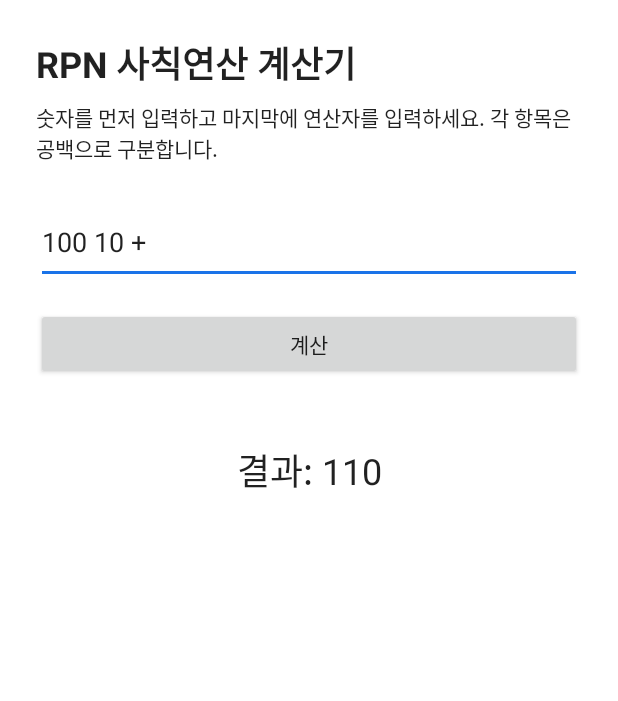
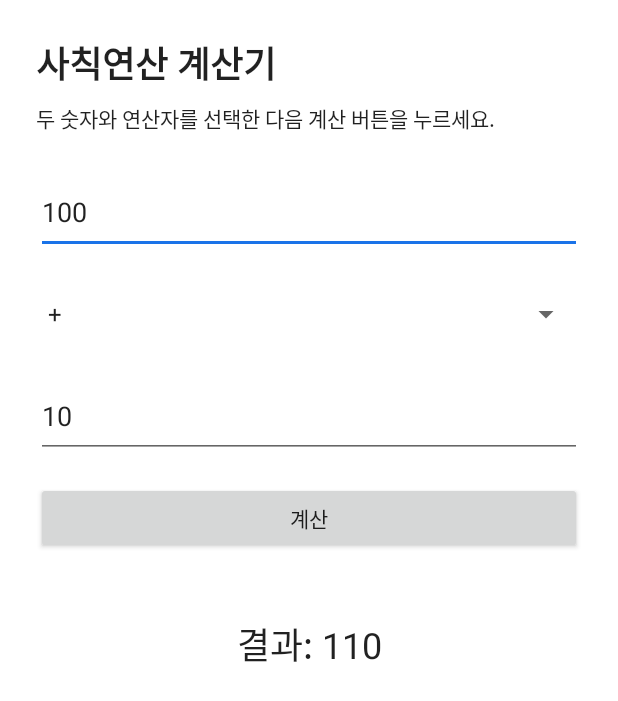
Before and after one commit to haddol7/lab05, an Android app: the screen it shows after launch (MainActivity), after a tap on "계산", on a phone screen of 412 x 824 dp. Shown: the top 701 px of the screen. Run offline under Robolectric (Android 15) with nearby library versions, the light colour scheme and no system bars.

Commit message:
refactor: replace RPN input with standard calculator UI

```diff
--- /dev/null
+++ b/01_tdd_arithmetic/app/src/main/java/com/haddol7/lab05calculator/CalculatorEngine.java
@@ -0,0 +1,20 @@
+package com.haddol7.lab05calculator;
+
+public class CalculatorEngine {
+    public double calculate(double left, String operator, double right) {
+        switch (operator) {
+            case "+":
+                return left + right;
+            case "-":
+                return left - right;
+            case "×":
+            case "*":
+                return left * right;
+            case "÷":
+            case "/":
+                return right == 0.0 ? 0.0 : left / right;
+            default:
+                throw new IllegalArgumentException("지원하지 않는 연산자입니다.");
+        }
+    }
+}
--- a/01_tdd_arithmetic/app/src/main/java/com/haddol7/lab05calculator/MainActivity.java
+++ b/01_tdd_arithmetic/app/src/main/java/com/haddol7/lab05calculator/MainActivity.java
@@ -1,17 +1,20 @@
 package com.haddol7.lab05calculator;
 
 import android.app.Activity;
+import android.content.Context;
 import android.os.Bundle;
 import android.view.inputmethod.InputMethodManager;
-import android.content.Context;
 import android.widget.Button;
 import android.widget.EditText;
+import android.widget.Spinner;
 import android.widget.TextView;
 
 public class MainActivity extends Activity {
-    private final RpnCalculator calculator = new RpnCalculator();
+    private final CalculatorEngine calculator = new CalculatorEngine();
 
-    private EditText expressionInput;
+    private EditText leftInput;
+    private EditText rightInput;
+    private Spinner operatorSpinner;
     private TextView resultText;
 
     @Override
@@ -19,20 +22,27 @@ public class MainActivity extends Activity {
         super.onCreate(savedInstanceState);
         setContentView(R.layout.activity_main);
 
-        expressionInput = findViewById(R.id.expression_input);
+        leftInput = findViewById(R.id.left_input);
+        rightInput = findViewById(R.id.right_input);
+        operatorSpinner = findViewById(R.id.operator_spinner);
         resultText = findViewById(R.id.result_text);
         Button calculateButton = findViewById(R.id.calculate_button);
 
-        calculateButton.setOnClickListener(view -> calculateExpression());
+        calculateButton.setOnClickListener(view -> calculate());
     }
 
-    private void calculateExpression() {
+    private void calculate() {
         hideKeyboard();
         try {
-            double result = calculator.evaluate(expressionInput.getText().toString());
+            double left = Double.parseDouble(leftInput.getText().toString().trim());
+            double right = Double.parseDouble(rightInput.getText().toString().trim());
+            String operator = operatorSpinner.getSelectedItem().toString();
+            double result = calculator.calculate(left, operator, right);
             resultText.setText(getString(R.string.result_format, formatNumber(result)));
+        } catch (NumberFormatException exception) {
+            resultText.setText(R.string.number_input_error);
         } catch (IllegalArgumentException exception) {
-            resultText.setText(getString(R.string.error_format, exception.getMessage()));
+            resultText.setText(R.string.operator_error);
         }
     }
 
--- a/01_tdd_arithmetic/app/src/main/java/com/haddol7/lab05calculator/RpnCalculator.java
+++ /dev/null
@@ -1,73 +0,0 @@
-package com.haddol7.lab05calculator;
-
-import java.util.ArrayDeque;
-import java.util.Deque;
-
-public class RpnCalculator {
-    public double evaluate(String expression) {
-        if (expression == null || expression.trim().isEmpty()) {
-            throw new IllegalArgumentException("수식이 비어 있습니다.");
-        }
-
-        Deque<Double> stack = new ArrayDeque<>();
-        String[] tokens = expression.trim().split("\\s+");
-
-        for (String token : tokens) {
-            if (isOperator(token)) {
-                calculateTopValues(stack, token);
-            } else {
-                stack.push(parseNumber(token));
-            }
-        }
-
-        if (stack.size() != 1) {
-            throw new IllegalArgumentException("올바른 RPN 수식이 아닙니다.");
-        }
-        return stack.pop();
-    }
-
-    private boolean isOperator(String token) {
-        return "+".equals(token)
-                || "-".equals(token)
-                || "*".equals(token)
-                || "/".equals(token)
-                || "×".equals(token)
-                || "÷".equals(token);
-    }
-
-    private void calculateTopValues(Deque<Double> stack, String operator) {
-        if (stack.size() < 2) {
-            throw new IllegalArgumentException("연산에 필요한 숫자가 부족합니다.");
-        }
-
-        double right = stack.pop();
-        double left = stack.pop();
-
-        switch (operator) {
-            case "+":
-                stack.push(left + right);
-                break;
-            case "-":
-                stack.push(left - right);
-                break;
-            case "*":
-            case "×":
-                stack.push(left * right);
-                break;
-            case "/":
-            case "÷":
-                stack.push(right == 0.0 ? 0.0 : left / right);
-                break;
-            default:
-                throw new IllegalArgumentException("지원하지 않는 연산자입니다.");
-        }
-    }
-
-    private double parseNumber(String token) {
-        try {
-            return Double.parseDouble(token);
-        } catch (NumberFormatException exception) {
-            throw new IllegalArgumentException("숫자 또는 연산자를 확인하세요.", exception);
-        }
-    }
-}
--- a/01_tdd_arithmetic/app/src/main/res/layout/activity_main.xml
+++ b/01_tdd_arithmetic/app/src/main/res/layout/activity_main.xml
@@ -26,17 +26,35 @@
             android:textAppearance="@android:style/TextAppearance.Material.Body1" />
 
         <EditText
-            android:id="@+id/expression_input"
+            android:id="@+id/left_input"
             android:layout_width="match_parent"
             android:layout_height="wrap_content"
             android:layout_marginTop="24dp"
-            android:autofillHints=""
-            android:hint="@string/expression_hint"
+            android:hint="@string/left_number_hint"
+            android:importantForAutofill="no"
+            android:inputType="numberDecimal|numberSigned"
+            android:minHeight="56dp"
+            android:text="@string/default_left_number" />
+
+        <Spinner
+            android:id="@+id/operator_spinner"
+            android:layout_width="match_parent"
+            android:layout_height="56dp"
+            android:layout_marginTop="12dp"
+            android:entries="@array/operators"
+            android:spinnerMode="dropdown" />
+
+        <EditText
+            android:id="@+id/right_input"
+            android:layout_width="match_parent"
+            android:layout_height="wrap_content"
+            android:layout_marginTop="12dp"
+            android:hint="@string/right_number_hint"
+            android:importantForAutofill="no"
             android:imeOptions="actionDone"
-            android:inputType="text"
-            android:maxLines="3"
+            android:inputType="numberDecimal|numberSigned"
             android:minHeight="56dp"
-            android:text="@string/default_expression" />
+            android:text="@string/default_right_number" />
 
         <Button
             android:id="@+id/calculate_button"
--- a/01_tdd_arithmetic/app/src/main/res/values/strings.xml
+++ b/01_tdd_arithmetic/app/src/main/res/values/strings.xml
@@ -1,12 +1,21 @@
 <?xml version="1.0" encoding="utf-8"?>
 <resources>
-    <string name="app_name">RPN Calculator</string>
-    <string name="title">RPN 사칙연산 계산기</string>
-    <string name="instruction">숫자를 먼저 입력하고 마지막에 연산자를 입력하세요. 각 항목은 공백으로 구분합니다.</string>
-    <string name="expression_hint">예: 100 10 +</string>
-    <string name="default_expression">100 10 +</string>
+    <string name="app_name">Basic Calculator</string>
+    <string name="title">사칙연산 계산기</string>
+    <string name="instruction">두 숫자와 연산자를 선택한 다음 계산 버튼을 누르세요.</string>
+    <string name="left_number_hint">첫 번째 숫자</string>
+    <string name="right_number_hint">두 번째 숫자</string>
+    <string name="default_left_number">100</string>
+    <string name="default_right_number">10</string>
     <string name="calculate">계산</string>
     <string name="result_initial">결과가 여기에 표시됩니다.</string>
     <string name="result_format">결과: %1$s</string>
-    <string name="error_format">입력 오류: %1$s</string>
+    <string name="number_input_error">입력 오류: 두 숫자를 모두 입력하세요.</string>
+    <string name="operator_error">입력 오류: 연산자를 확인하세요.</string>
+    <string-array name="operators">
+        <item>+</item>
+        <item>-</item>
+        <item>×</item>
+        <item>÷</item>
+    </string-array>
 </resources>
--- a/01_tdd_arithmetic/settings.gradle.kts
+++ b/01_tdd_arithmetic/settings.gradle.kts
@@ -14,5 +14,5 @@ dependencyResolutionManagement {
     }
 }
 
-rootProject.name = "RpnCalculator"
+rootProject.name = "BasicCalculator"
 include(":app")
```
Also changed, not shown: 3 other files.
